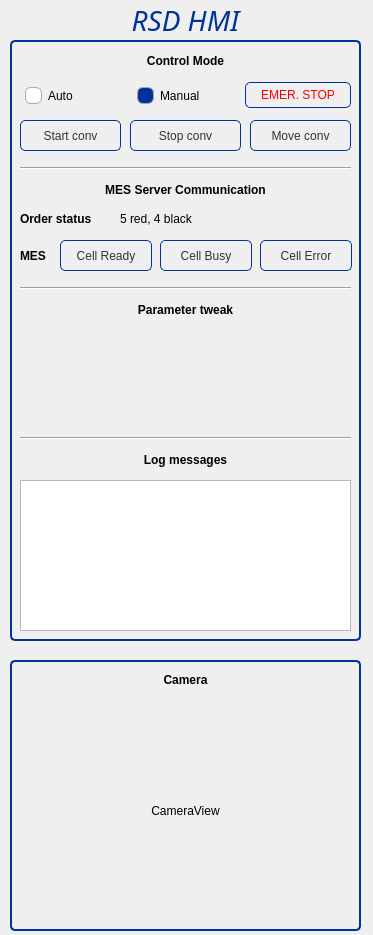
This is RC_HMI/src/HMIWidget.ui in rsbGroup1/rc_rsd as Qt 5 draws it before an edit. The edited form follows.
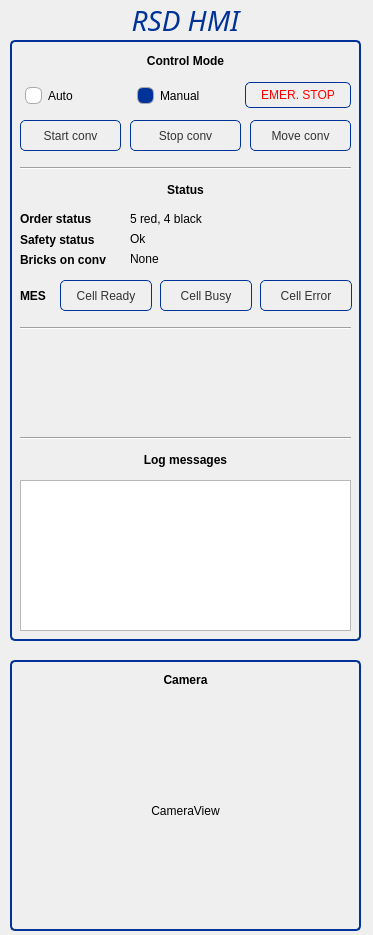
This is the edited form.

```diff
--- a/RC_HMI/src/HMIWidget.ui
+++ b/RC_HMI/src/HMIWidget.ui
@@ -104,7 +104,7 @@
      </font>
     </property>
     <property name="text">
-     <string>MES Server Communication</string>
+     <string>Status</string>
     </property>
     <property name="alignment">
      <set>Qt::AlignCenter</set>
@@ -132,9 +132,9 @@
    <widget class="QLabel" name="_labelOrderStatus">
     <property name="geometry">
      <rect>
-      <x>110</x>
+      <x>120</x>
       <y>170</y>
-      <width>231</width>
+      <width>211</width>
       <height>17</height>
      </rect>
     </property>
@@ -159,8 +159,8 @@
     <property name="geometry">
      <rect>
       <x>10</x>
-      <y>260</y>
-      <width>331</width>
+      <y>190</y>
+      <width>101</width>
       <height>19</height>
      </rect>
     </property>
@@ -171,10 +171,10 @@
      </font>
     </property>
     <property name="text">
-     <string>Parameter tweak</string>
+     <string>Safety status</string>
     </property>
     <property name="alignment">
-     <set>Qt::AlignCenter</set>
+     <set>Qt::AlignLeading|Qt::AlignLeft|Qt::AlignVCenter</set>
     </property>
    </widget>
    <widget class="QWidget" name="horizontalLayoutWidget_5">
@@ -298,7 +298,7 @@
     <property name="geometry">
      <rect>
       <x>50</x>
-      <y>200</y>
+      <y>240</y>
       <width>92</width>
       <height>31</height>
      </rect>
@@ -342,7 +342,7 @@
     <property name="geometry">
      <rect>
       <x>150</x>
-      <y>200</y>
+      <y>240</y>
       <width>92</width>
       <height>31</height>
      </rect>
@@ -387,7 +387,7 @@
     <property name="geometry">
      <rect>
       <x>250</x>
-      <y>200</y>
+      <y>240</y>
       <width>92</width>
       <height>31</height>
      </rect>
@@ -431,7 +431,7 @@
     <property name="geometry">
      <rect>
       <x>10</x>
-      <y>200</y>
+      <y>240</y>
       <width>61</width>
       <height>31</height>
      </rect>
@@ -450,7 +450,7 @@
     <property name="geometry">
      <rect>
       <x>10</x>
-      <y>240</y>
+      <y>280</y>
       <width>331</width>
       <height>16</height>
      </rect>
@@ -658,6 +658,54 @@
      <string>Stop conv</string>
     </property>
    </widget>
+   <widget class="QLabel" name="label_7">
+    <property name="geometry">
+     <rect>
+      <x>10</x>
+      <y>210</y>
+      <width>121</width>
+      <height>19</height>
+     </rect>
+    </property>
+    <property name="font">
+     <font>
+      <weight>75</weight>
+      <bold>true</bold>
+     </font>
+    </property>
+    <property name="text">
+     <string>Bricks on conv</string>
+    </property>
+    <property name="alignment">
+     <set>Qt::AlignLeading|Qt::AlignLeft|Qt::AlignVCenter</set>
+    </property>
+   </widget>
+   <widget class="QLabel" name="_labelSafety">
+    <property name="geometry">
+     <rect>
+      <x>120</x>
+      <y>190</y>
+      <width>211</width>
+      <height>17</height>
+     </rect>
+    </property>
+    <property name="text">
+     <string>Ok</string>
+    </property>
+   </widget>
+   <widget class="QLabel" name="_labelBricks">
+    <property name="geometry">
+     <rect>
+      <x>120</x>
+      <y>210</y>
+      <width>211</width>
+      <height>17</height>
+     </rect>
+    </property>
+    <property name="text">
+     <string>None</string>
+    </property>
+   </widget>
    <zorder>_btnCellReady</zorder>
    <zorder>label_14</zorder>
    <zorder>label_15</zorder>
```
Left out of the diff: 3 changed lines with no effect on the pictures.
